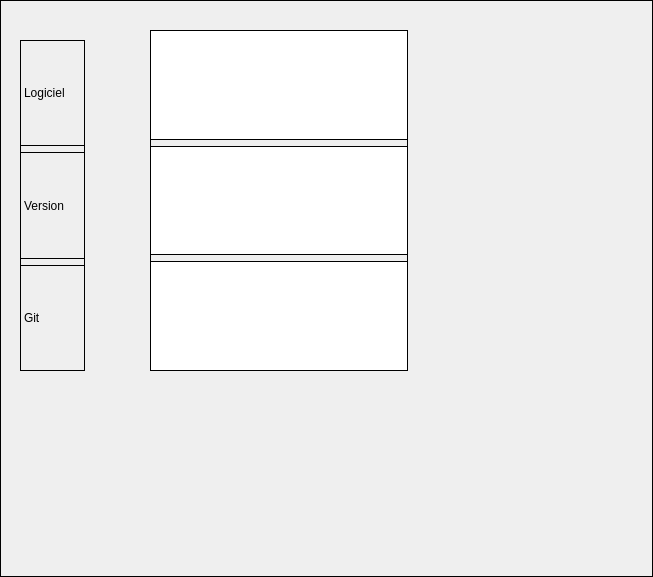
First picture: the form in sources/about.ui, repository jose94752/ClipEdit, before the edit.
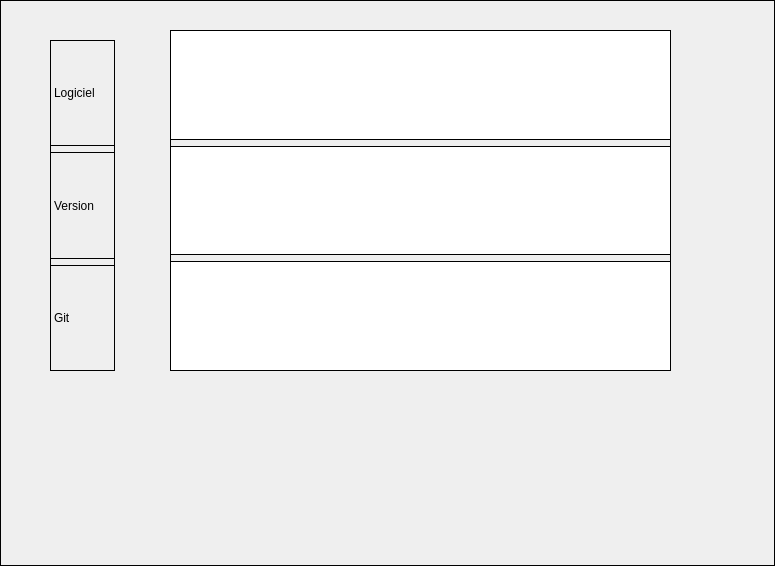
Second picture: the form after the edit.

Commit message: add class about.

What changed in the file:
```diff
--- a/sources/about.ui
+++ b/sources/about.ui
@@ -6,8 +6,8 @@
    <rect>
     <x>0</x>
     <y>0</y>
-    <width>653</width>
-    <height>577</height>
+    <width>775</width>
+    <height>566</height>
    </rect>
   </property>
   <property name="windowTitle">
@@ -16,10 +16,10 @@
   <property name="styleSheet">
    <string notr="true">border: 1px solid;</string>
   </property>
-  <widget class="QWidget" name="layoutWidget">
+  <widget class="QWidget" name="">
    <property name="geometry">
     <rect>
-     <x>20</x>
+     <x>50</x>
      <y>40</y>
      <width>65</width>
      <height>331</height>
@@ -49,12 +49,12 @@
     </item>
    </layout>
   </widget>
-  <widget class="QWidget" name="layoutWidget">
+  <widget class="QWidget" name="">
    <property name="geometry">
     <rect>
-     <x>150</x>
+     <x>170</x>
      <y>30</y>
-     <width>258</width>
+     <width>501</width>
      <height>341</height>
     </rect>
    </property>
```
Left out of the diff: 4 changed lines with no effect on the pictures. The commit also changes 4 other files.
